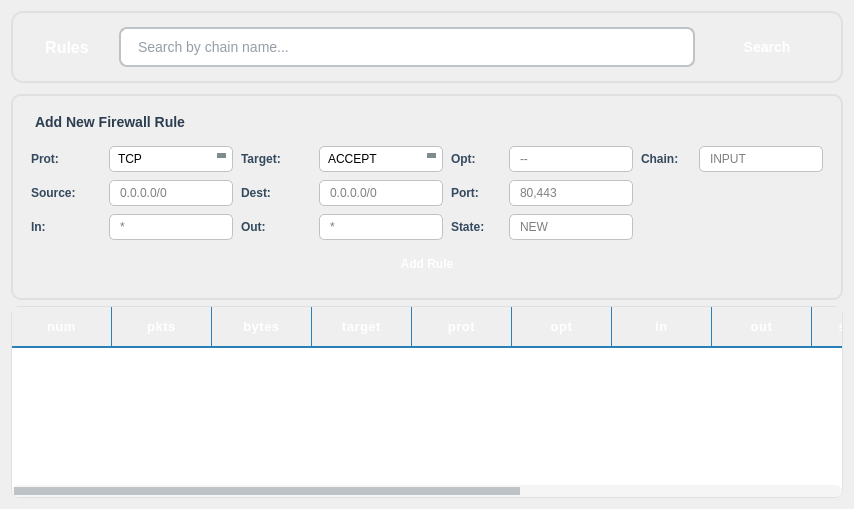
Above: frontend/tabs/tab_rules.ui from HoangGiap1804/Firewall-Application before the change. Below: the same form after it.
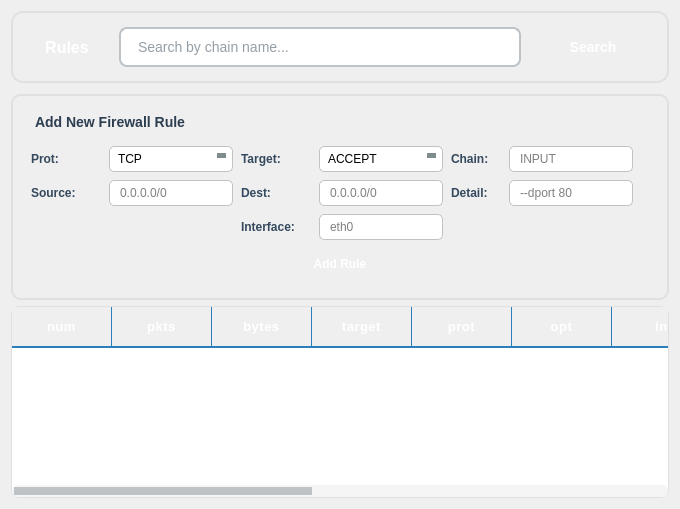
That is the form after the change.

Diff of the .ui file:
```diff
--- a/frontend/tabs/tab_rules.ui
+++ b/frontend/tabs/tab_rules.ui
@@ -297,41 +297,7 @@
          </widget>
         </item>
         <item row="1" column="4">
-         <widget class="QLabel" name="labelAddRuleOpt">
-          <property name="minimumSize">
-           <size>
-            <width>40</width>
-            <height>0</height>
-           </size>
-          </property>
-          <property name="styleSheet">
-           <string notr="true">font-weight: 500; font-size: 12px; color: #34495e;</string>
-          </property>
-          <property name="text">
-           <string>Opt:</string>
-          </property>
-         </widget>
-        </item>
-        <item row="1" column="5">
-         <widget class="QLineEdit" name="editAddRuleOpt">
-          <property name="styleSheet">
-           <string notr="true">QLineEdit {
-    border: 1px solid #bdc3c7;
-    border-radius: 5px;
-    padding: 4px 8px;
-    background-color: white;
-    font-size: 12px;
-}
-QLineEdit:focus { border: 2px solid #3498db; background-color: #f8f9fa; }
-QLineEdit:hover { border-color: #95a5a6; }
-</string>
-          </property>
-          <property name="placeholderText">
-           <string>--</string>
-          </property>
-         </widget>
-        </item>
-        <item row="1" column="6">
+
          <widget class="QLabel" name="labelAddRuleChain">
           <property name="minimumSize">
            <size>
@@ -347,7 +313,8 @@
           </property>
          </widget>
         </item>
-        <item row="1" column="7">
+        <item row="1" column="5">
+
          <widget class="QLineEdit" name="editAddRuleChain">
           <property name="styleSheet">
            <string notr="true">QLineEdit {
@@ -448,7 +415,7 @@
            <string notr="true">font-weight: 500; font-size: 12px; color: #34495e;</string>
           </property>
           <property name="text">
-           <string>Port:</string>
+           <string>Detail:</string>
           </property>
          </widget>
         </item>
@@ -467,42 +434,7 @@
 </string>
           </property>
           <property name="placeholderText">
-           <string>80,443</string>
-          </property>
-         </widget>
-        </item>
-        <item row="3" column="0">
-         <widget class="QLabel" name="labelAddRuleIn">
-          <property name="minimumSize">
-           <size>
-            <width>70</width>
-            <height>0</height>
-           </size>
-          </property>
-          <property name="styleSheet">
-           <string notr="true">font-weight: 500; font-size: 12px; color: #34495e;</string>
-          </property>
-          <property name="text">
-           <string>In:</string>
-          </property>
-         </widget>
-        </item>
-        <item row="3" column="1">
-         <widget class="QLineEdit" name="editAddRuleIn">
-          <property name="styleSheet">
-           <string notr="true">QLineEdit {
-    border: 1px solid #bdc3c7;
-    border-radius: 5px;
-    padding: 4px 8px;
-    background-color: white;
-    font-size: 12px;
-}
-QLineEdit:focus { border: 2px solid #3498db; background-color: #f8f9fa; }
-QLineEdit:hover { border-color: #95a5a6; }
-</string>
-          </property>
-          <property name="placeholderText">
-           <string>*</string>
+           <string>--dport 80</string>
           </property>
          </widget>
         </item>
@@ -510,7 +442,7 @@
          <widget class="QLabel" name="labelAddRuleOut">
           <property name="minimumSize">
            <size>
-            <width>70</width>
+            <width>60</width>
             <height>0</height>
            </size>
           </property>
@@ -518,7 +450,7 @@
            <string notr="true">font-weight: 500; font-size: 12px; color: #34495e;</string>
           </property>
           <property name="text">
-           <string>Out:</string>
+           <string>Interface:</string>
           </property>
          </widget>
         </item>
@@ -537,45 +469,11 @@
 </string>
           </property>
           <property name="placeholderText">
-           <string>*</string>
+           <string>eth0</string>
           </property>
          </widget>
         </item>
-        <item row="3" column="4">
-         <widget class="QLabel" name="labelAddRuleState">
-          <property name="minimumSize">
-           <size>
-            <width>50</width>
-            <height>0</height>
-           </size>
-          </property>
-          <property name="styleSheet">
-           <string notr="true">font-weight: 500; font-size: 12px; color: #34495e;</string>
-          </property>
-          <property name="text">
-           <string>State:</string>
-          </property>
-         </widget>
-        </item>
-        <item row="3" column="5">
-         <widget class="QLineEdit" name="editAddRuleState">
-          <property name="styleSheet">
-           <string notr="true">QLineEdit {
-    border: 1px solid #bdc3c7;
-    border-radius: 5px;
-    padding: 4px 8px;
-    background-color: white;
-    font-size: 12px;
-}
-QLineEdit:focus { border: 2px solid #3498db; background-color: #f8f9fa; }
-QLineEdit:hover { border-color: #95a5a6; }
-</string>
-          </property>
-          <property name="placeholderText">
-           <string>NEW</string>
-          </property>
-         </widget>
-        </item>
+
         <item row="4" column="0" colspan="8">
          <layout class="QHBoxLayout" name="horizontalLayoutAddRule">
           <property name="spacing">
```
Left out of the diff: 9 changed lines with no effect on the pictures.
